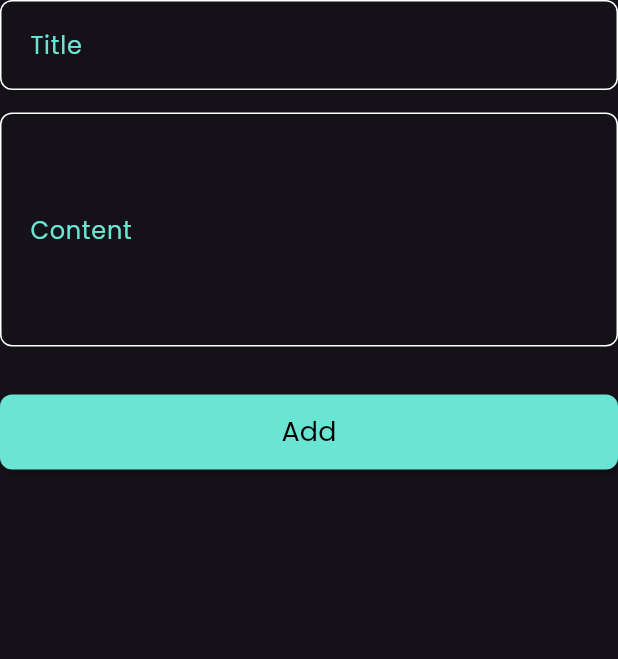
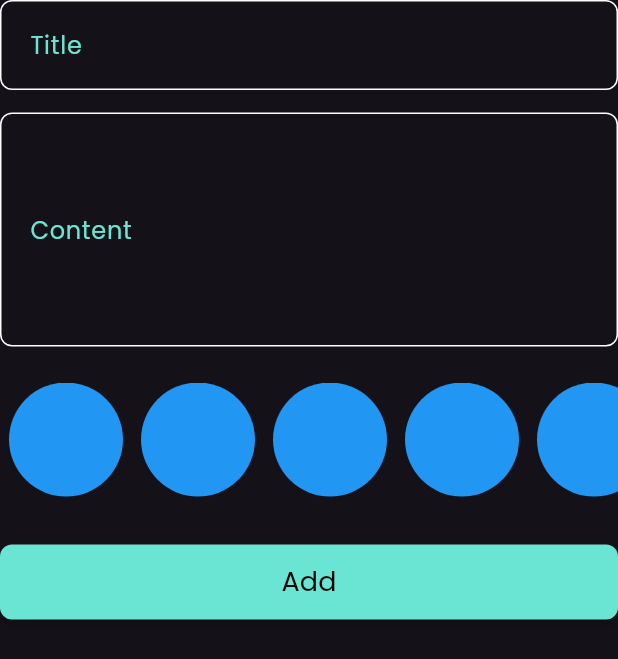
Before and after one commit to aconitum001/Notes_app, a Flutter app: the AddNoteForm widget shown alone on an empty page, opened directly, on a phone screen of 412 x 824 dp. Shown: the top 659 px of the screen. Run offline on Flutter 3.47's test engine with Material 3 defaults, Android fonts, the phone set to English and light mode, and no system bars; our stand-ins replace bloc, flutter_bloc, hive, hive_flutter; accounts and stored records are empty.

Commit message:
create colors listview

```diff
--- a/lib/views/widgets/add_note_form.dart
+++ b/lib/views/widgets/add_note_form.dart
@@ -3,6 +3,7 @@ import 'package:flutter_bloc/flutter_bloc.dart';
 import 'package:intl/intl.dart';
 import 'package:notes_app/cubits/add_note_cubit/add_note_cubit.dart';
 import 'package:notes_app/models/note_model.dart';
+import 'package:notes_app/views/widgets/colors_lite_view.dart';
 import 'package:notes_app/views/widgets/custom_add_note_button.dart';
 import 'package:notes_app/views/widgets/custom_text_field.dart';
 
@@ -49,6 +50,10 @@ class _AddNoteFormState extends State<AddNoteForm> {
             maxlines: 5,
           ),
           const SizedBox(
+            height: 24,
+          ),
+          const ColorsListView(),
+          const SizedBox(
             height: 32,
           ),
           BlocBuilder<AddNoteCubit, AddNoteState>(
--- /dev/null
+++ b/lib/views/widgets/colors_lite_view.dart
@@ -0,0 +1,32 @@
+import 'package:flutter/material.dart';
+
+class ColorItem extends StatelessWidget {
+  const ColorItem({super.key});
+
+  @override
+  Widget build(BuildContext context) {
+    return const Padding(
+      padding: EdgeInsets.symmetric(horizontal: 6),
+      child: CircleAvatar(
+        radius: 38,
+        backgroundColor: Colors.blue,
+      ),
+    );
+  }
+}
+
+class ColorsListView extends StatelessWidget {
+  const ColorsListView({super.key});
+
+  @override
+  Widget build(BuildContext context) {
+    return SizedBox(
+      height: 38 * 2,
+      child: ListView.builder(
+        scrollDirection: Axis.horizontal,
+        itemCount: 10,
+        itemBuilder: (context, index) => const ColorItem(),
+      ),
+    );
+  }
+}
```
